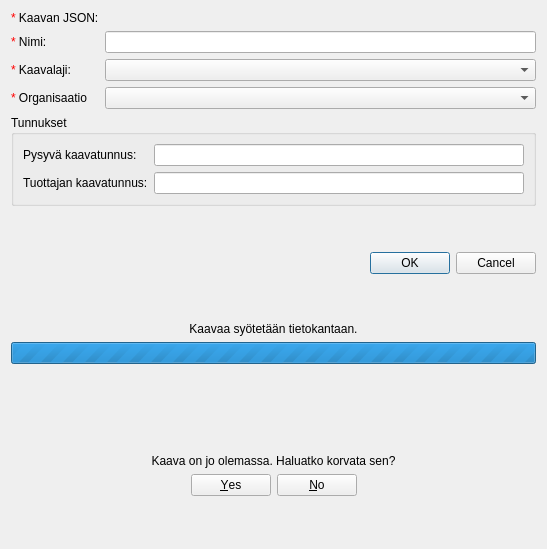
GispoCoding/arho-qgis-plugin, file arho_feature_template/gui/dialogs/import_plan_form.ui: the form before one commit.
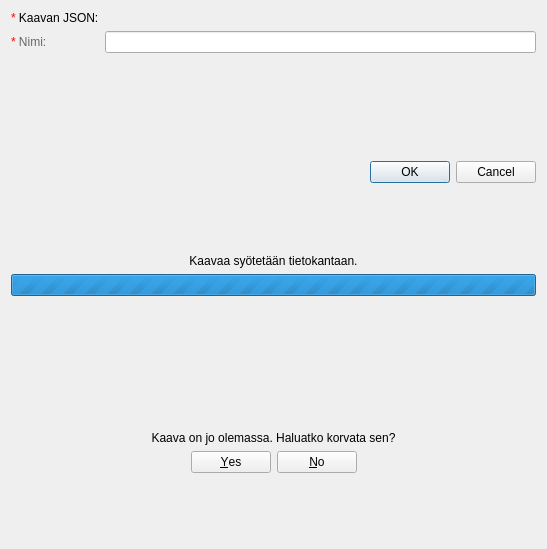
The form after the commit. Custom widgets are drawn as their Qt base class.

Commit message: Import plan to plan matter

The edit to the form file:
```diff
--- a/arho_feature_template/gui/dialogs/import_plan_form.ui
+++ b/arho_feature_template/gui/dialogs/import_plan_form.ui
@@ -57,67 +57,15 @@
         <item row="1" column="0">
          <widget class="QLabel" name="label_2">
           <property name="text">
-           <string>&lt;html&gt;&lt;head/&gt;&lt;body&gt;&lt;p&gt;&lt;span style=&quot; color:#ff0000;&quot;&gt;*&lt;/span&gt; Nimi:&lt;/p&gt;&lt;/body&gt;&lt;/html&gt;</string>
+           <string>&lt;html&gt;&lt;head/&gt;&lt;body&gt;&lt;p&gt;&lt;span style=&quot; color:#ff0000;&quot;&gt;* &lt;/span&gt;&lt;span style=&quot; color:#676767;&quot;&gt;Nimi:&lt;/span&gt;&lt;/p&gt;&lt;/body&gt;&lt;/html&gt;</string>
           </property>
          </widget>
         </item>
         <item row="1" column="1">
          <widget class="QLineEdit" name="line_edit_name"/>
         </item>
-        <item row="2" column="0">
-         <widget class="QLabel" name="label_3">
-          <property name="text">
-           <string>&lt;html&gt;&lt;head/&gt;&lt;body&gt;&lt;p&gt;&lt;span style=&quot; color:#ff0000;&quot;&gt;*&lt;/span&gt; Kaavalaji:&lt;/p&gt;&lt;/body&gt;&lt;/html&gt;</string>
-          </property>
-         </widget>
-        </item>
-        <item row="2" column="1">
-         <widget class="HierarchicalCodeComboBox" name="combo_box_plan_type"/>
-        </item>
-        <item row="3" column="0">
-         <widget class="QLabel" name="label_4">
-          <property name="text">
-           <string>&lt;html&gt;&lt;head/&gt;&lt;body&gt;&lt;p&gt;&lt;span style=&quot; color:#ff0000;&quot;&gt;*&lt;/span&gt; Organisaatio&lt;/p&gt;&lt;/body&gt;&lt;/html&gt;</string>
-          </property>
-         </widget>
-        </item>
-        <item row="3" column="1">
-         <widget class="CodeComboBox" name="combo_box_organization"/>
-        </item>
        </layout>
       </item>
-      <item>
-       <widget class="QgsCollapsibleGroupBox" name="mGroupBox">
-        <property name="title">
-         <string>Tunnukset</string>
-        </property>
-        <property name="collapsed">
-         <bool>false</bool>
-        </property>
-        <layout class="QFormLayout" name="formLayout">
-         <item row="0" column="0">
-          <widget class="QLabel" name="label_5">
-           <property name="text">
-            <string>Pysyvä kaavatunnus:</string>
-           </property>
-          </widget>
-         </item>
-         <item row="1" column="0">
-          <widget class="QLabel" name="label_6">
-           <property name="text">
-            <string>Tuottajan kaavatunnus:</string>
-           </property>
-          </widget>
-         </item>
-         <item row="0" column="1">
-          <widget class="QLineEdit" name="line_edit_permanent_plan_identifier"/>
-         </item>
-         <item row="1" column="1">
-          <widget class="QLineEdit" name="line_edit_producers_plan_identifier"/>
-         </item>
-        </layout>
-       </widget>
-      </item>
       <item>
        <spacer name="verticalSpacer">
         <property name="orientation">
@@ -278,27 +226,11 @@
   </layout>
  </widget>
  <customwidgets>
-  <customwidget>
-   <class>QgsCollapsibleGroupBox</class>
-   <extends>QGroupBox</extends>
-   <header>qgscollapsiblegroupbox.h</header>
-   <container>1</container>
-  </customwidget>
   <customwidget>
    <class>QgsFileWidget</class>
    <extends>QWidget</extends>
    <header>qgsfilewidget.h</header>
   </customwidget>
-  <customwidget>
-   <class>CodeComboBox</class>
-   <extends>QComboBox</extends>
-   <header>arho_feature_template.gui.components.code_combobox</header>
-  </customwidget>
-  <customwidget>
-   <class>HierarchicalCodeComboBox</class>
-   <extends>QComboBox</extends>
-   <header>arho_feature_template.gui.components.code_combobox</header>
-  </customwidget>
  </customwidgets>
  <resources/>
  <connections/>
```
Left out of the diff: 3 changed lines with no effect on the pictures. The commit also changes 1 other file.
